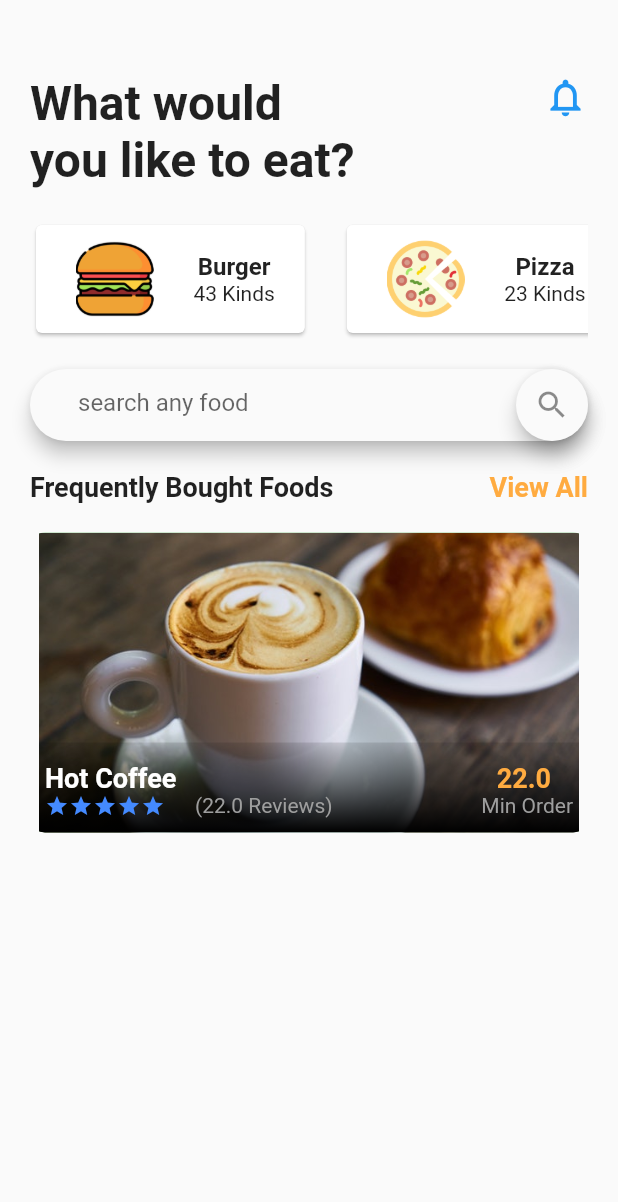
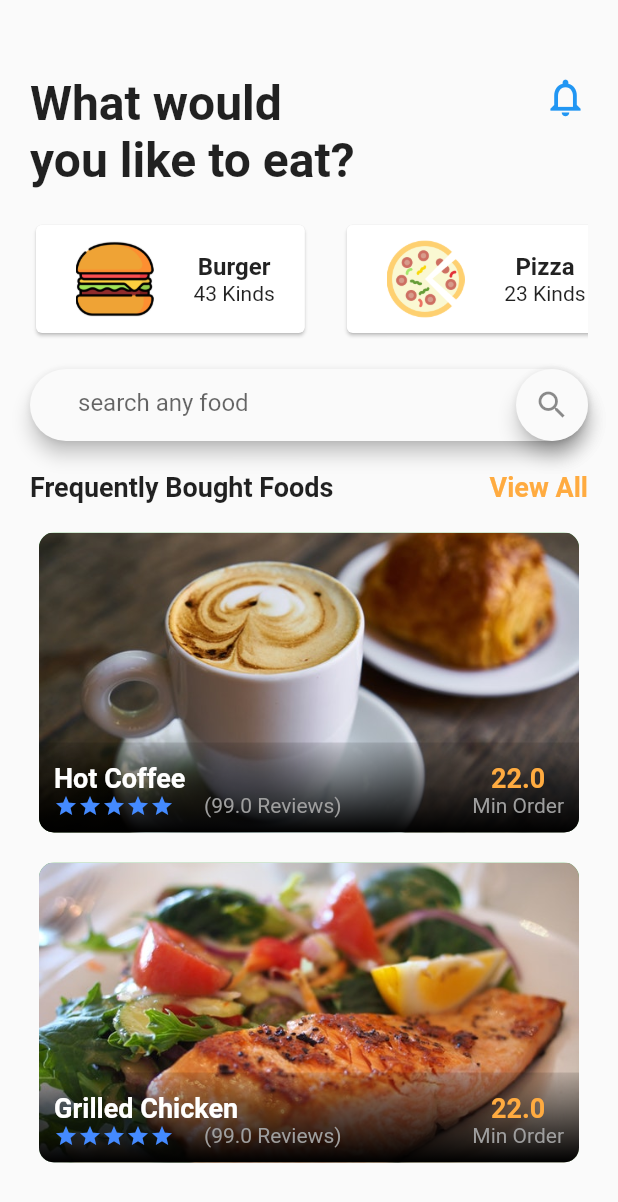
Before and after one commit to orangeztorm/food_delivery, a Flutter app: the screen it shows after launch, on a phone screen of 412 x 824 dp. Shown: the top 1202 px of the screen. Run offline on Flutter 3.47's test engine with Material 2 defaults, Android fonts, the phone set to English and light mode, and no system bars.

Commit message:
frequently category

```diff
--- /dev/null
+++ b/lib/src/data/food_data.dart
@@ -0,0 +1,37 @@
+class Food{
+  final String id;
+  final String name;
+  final String imagePath;
+  final String category;
+  final double price;
+  final double discount;
+  final double ratings;
+
+  Food(
+      {this.id,
+      this.name,
+      this.imagePath,
+      this.category,
+      this.price,
+      this.discount,
+      this.ratings});
+}
+
+final foods = [
+  Food(
+    id: '1',
+    name: 'Hot Coffee',
+    imagePath: 'assets/images/breakfast.jpeg',
+    category: '1',price: 22.0, discount: 33.5,
+    ratings: 99.0
+
+  ),
+  Food(
+    id: '2',
+    name: 'Grilled Chicken',
+    imagePath: 'assets/images/lunch.jpeg',
+    category: '1',price: 22.0, discount: 33.5,
+    ratings: 99.0
+
+  ),
+];
--- a/lib/src/homeScreen.dart
+++ b/lib/src/homeScreen.dart
@@ -3,6 +3,8 @@ import 'package:food_delivery/src/widgets/bought_foods.dart';
 import 'package:food_delivery/src/widgets/food_category.dart';
 import 'package:food_delivery/src/widgets/home_top_info.dart';
 import 'package:food_delivery/src/widgets/search_field.dart';
+
+import 'data/food_data.dart';
 
 class HomeScreen extends StatefulWidget {
   @override
@@ -10,6 +12,8 @@ class HomeScreen extends StatefulWidget {
 }
 
 class _HomeScreenState extends State<HomeScreen> {
+  List<Food> _foods = foods;
+
   @override
   Widget build(BuildContext context) {
     return Scaffold(
@@ -19,34 +23,55 @@ class _HomeScreenState extends State<HomeScreen> {
         children: [
           HomeTopInfo(),
           FoodCategory(),
-          SizedBox(height: 20.0,),
+          SizedBox(
+            height: 20.0,
+          ),
           SearchField(),
-          SizedBox(height: 20.0,),
+          SizedBox(
+            height: 20.0,
+          ),
           Row(
             mainAxisAlignment: MainAxisAlignment.spaceBetween,
             children: [
-              Text("Frequently Bought Foods",
-              style: TextStyle(
-                 fontSize: 18.0,
-                fontWeight: FontWeight.bold
-              ),),
+              Text(
+                "Frequently Bought Foods",
+                style: TextStyle(fontSize: 18.0, fontWeight: FontWeight.bold),
+              ),
               GestureDetector(
-                onTap: (){},
-                child: Text("View All",
-                style: TextStyle(
-                   fontSize: 18.0,
-                  fontWeight: FontWeight.bold,
-                  color: Colors.orangeAccent
-                ),),
+                onTap: () {},
+                child: Text(
+                  "View All",
+                  style: TextStyle(
+                      fontSize: 18.0,
+                      fontWeight: FontWeight.bold,
+                      color: Colors.orangeAccent),
+                ),
               )
             ],
           ),
-          SizedBox(height: 20.0,),
-          Container(
-            child: BoughtFoods(),
+          SizedBox(
+            height: 20.0,
+          ),
+          Column(
+            children: _foods.map((e) => _buildFoodItems(e)).toList(),
           )
         ],
       ),
     );
   }
 }
+
+Widget _buildFoodItems(Food food) {
+  return Container(
+    margin: EdgeInsets.only(bottom: 20.0),
+    child: BoughtFoods(
+      imagePath: food.imagePath,
+      category: food.category,
+      id: food.id,
+      ratings: food.ratings,
+      discount: food.discount,
+      name: food.name,
+      price: food.price,
+    ),
+  );
+}
--- a/lib/src/widgets/bought_foods.dart
+++ b/lib/src/widgets/bought_foods.dart
@@ -1,7 +1,14 @@
 import 'package:flutter/material.dart';
 
 class BoughtFoods extends StatefulWidget {
-  const BoughtFoods({Key key}) : super(key: key);
+  final String id;
+  final String name;
+  final String imagePath;
+  final String category;
+  final double price;
+  final double discount;
+  final double ratings;
+  const BoughtFoods({Key key, this.id, this.name, this.imagePath, this.category, this.price, this.discount, this.ratings}) : super(key: key);
 
   @override
   _BoughtFoodsState createState() => _BoughtFoodsState();
@@ -20,7 +27,7 @@ class _BoughtFoodsState extends State<BoughtFoods> {
             width: 360.0,
             color: Colors.green,
             child: Image.asset(
-              'assets/images/breakfast.jpeg',
+              widget.imagePath,
               fit: BoxFit.cover,
             ),
           ),
@@ -47,7 +54,7 @@ class _BoughtFoodsState extends State<BoughtFoods> {
                   crossAxisAlignment: CrossAxisAlignment.start,
                   children: [
                     Text(
-                      "Hot Coffee",
+                      widget.name ,
                       style: TextStyle(
                           fontSize: 18.0,
                           fontWeight: FontWeight.bold,
@@ -83,7 +90,7 @@ class _BoughtFoodsState extends State<BoughtFoods> {
                         SizedBox(
                           width: 20.0,
                         ),
-                        Text("(22.0 Reviews)",
+                        Text("(${widget.ratings} Reviews)",
                             style: TextStyle(color: Colors.grey)),
                       ],
                     )
@@ -91,7 +98,7 @@ class _BoughtFoodsState extends State<BoughtFoods> {
                 ),
                 Column(
                   children: [
-                    Text("22.0 ",
+                    Text("${widget.price}",
                       style: TextStyle(color: Colors.orangeAccent, fontSize: 18.0,fontWeight: FontWeight.bold)),
                     Text("Min Order",
                       style: TextStyle(color: Colors.grey)),
```
